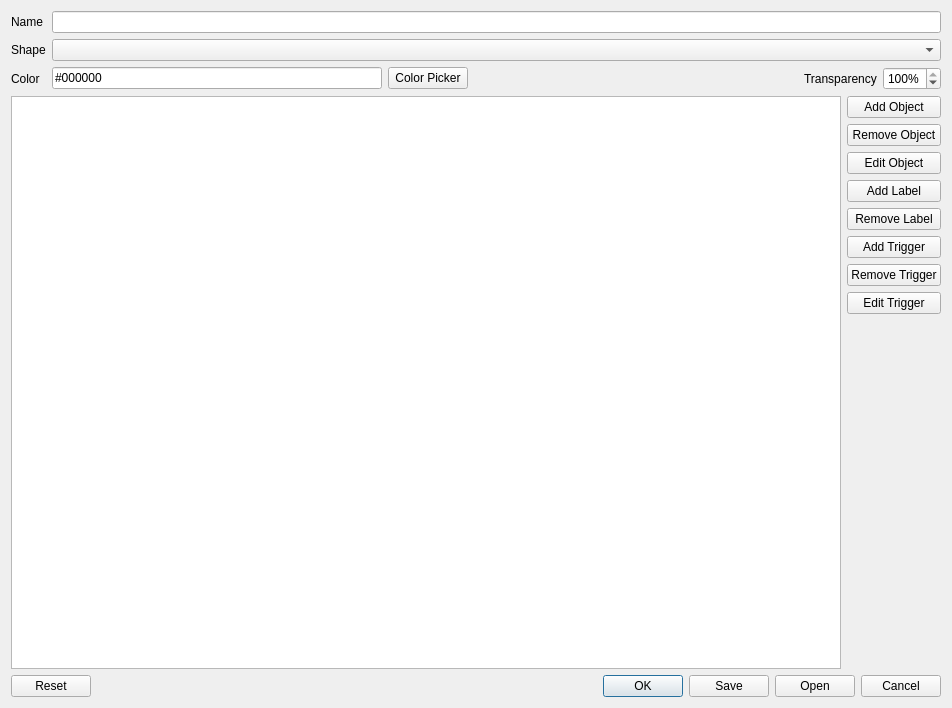
This is R_Visualizer/SystemOverview/SystemOverviewObject/ui/sysoverviewobjectdialog.ui in NeverKnewTheName/R_Visualizer as Qt 5 draws it before an edit. The edited form follows.
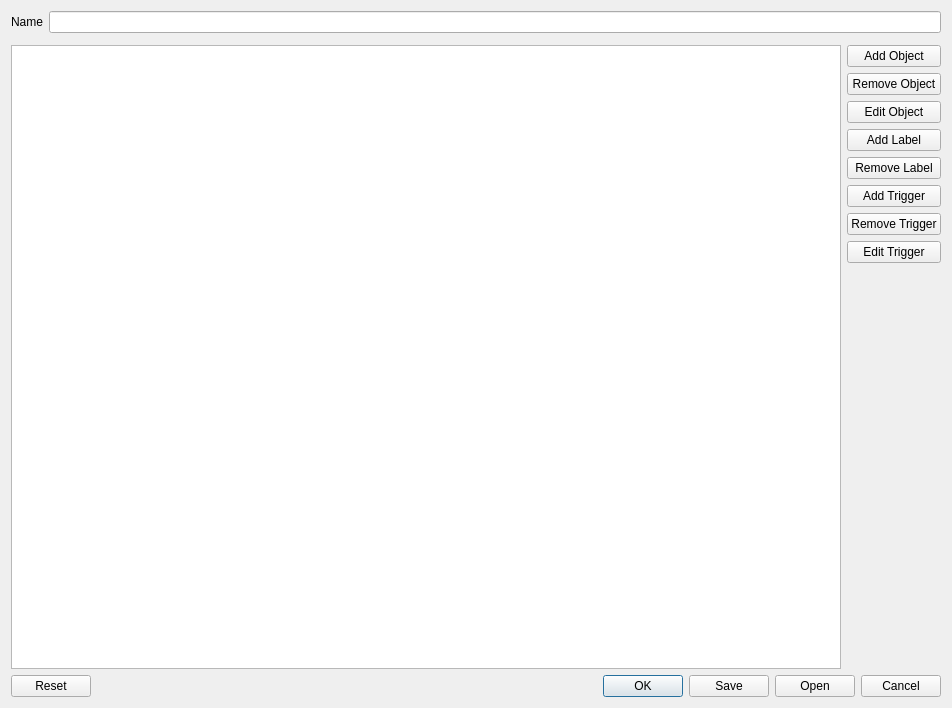
This is the edited form. Custom widgets are drawn as their Qt base class.

Patch:
```diff
--- a/R_Visualizer/SystemOverview/SystemOverviewObject/ui/sysoverviewobjectdialog.ui
+++ b/R_Visualizer/SystemOverview/SystemOverviewObject/ui/sysoverviewobjectdialog.ui
@@ -23,91 +23,14 @@
        </property>
       </widget>
      </item>
-     <item row="1" column="0">
-      <widget class="QLabel" name="shapeLbl">
-       <property name="text">
-        <string>Shape</string>
-       </property>
-      </widget>
-     </item>
-     <item row="2" column="0">
-      <widget class="QLabel" name="colorLbl">
-       <property name="text">
-        <string>Color</string>
-       </property>
-      </widget>
-     </item>
-     <item row="2" column="1">
-      <layout class="QHBoxLayout" name="horizontalLayout">
-       <item>
-        <widget class="QLineEdit" name="colorLE">
-         <property name="inputMask">
-          <string>\#HHHHHH</string>
-         </property>
-         <property name="text">
-          <string>#000000</string>
-         </property>
-         <property name="placeholderText">
-          <string/>
-         </property>
-         <property name="clearButtonEnabled">
-          <bool>false</bool>
-         </property>
-        </widget>
-       </item>
-       <item>
-        <widget class="QPushButton" name="colorPickerBtn">
-         <property name="text">
-          <string>Color Picker</string>
-         </property>
-        </widget>
-       </item>
-       <item>
-        <spacer name="horizontalSpacer">
-         <property name="orientation">
-          <enum>Qt::Horizontal</enum>
-         </property>
-         <property name="sizeHint" stdset="0">
-          <size>
-           <width>40</width>
-           <height>20</height>
-          </size>
-         </property>
-        </spacer>
-       </item>
-       <item>
-        <widget class="QLabel" name="transparencyLbl">
-         <property name="text">
-          <string>Transparency</string>
-         </property>
-        </widget>
-       </item>
-       <item>
-        <widget class="QSpinBox" name="transparencySpinBox">
-         <property name="showGroupSeparator" stdset="0">
-          <bool>false</bool>
-         </property>
-         <property name="suffix">
-          <string notr="true">%</string>
-         </property>
-         <property name="maximum">
-          <number>100</number>
-         </property>
-         <property name="value">
-          <number>100</number>
-         </property>
-        </widget>
-       </item>
-      </layout>
-     </item>
      <item row="0" column="1">
       <widget class="QLineEdit" name="nameLE"/>
      </item>
-     <item row="1" column="1">
-      <widget class="QComboBox" name="shapeComboBox"/>
-     </item>
     </layout>
    </item>
+   <item>
+    <widget class="SysOverviewObjectManagerWidget" name="objectManagerWidget" native="true"/>
+   </item>
    <item>
     <layout class="QHBoxLayout" name="objectEditorLayout">
      <item>
@@ -203,6 +126,14 @@
    </item>
   </layout>
  </widget>
+ <customwidgets>
+  <customwidget>
+   <class>SysOverviewObjectManagerWidget</class>
+   <extends>QWidget</extends>
+   <header location="global">SysOverviewObjectManagerWidget.h</header>
+   <container>1</container>
+  </customwidget>
+ </customwidgets>
  <tabstops>
   <tabstop>nameLE</tabstop>
   <tabstop>shapeComboBox</tabstop>
```
Left out of the diff: 39 changed lines with no effect on the pictures.
